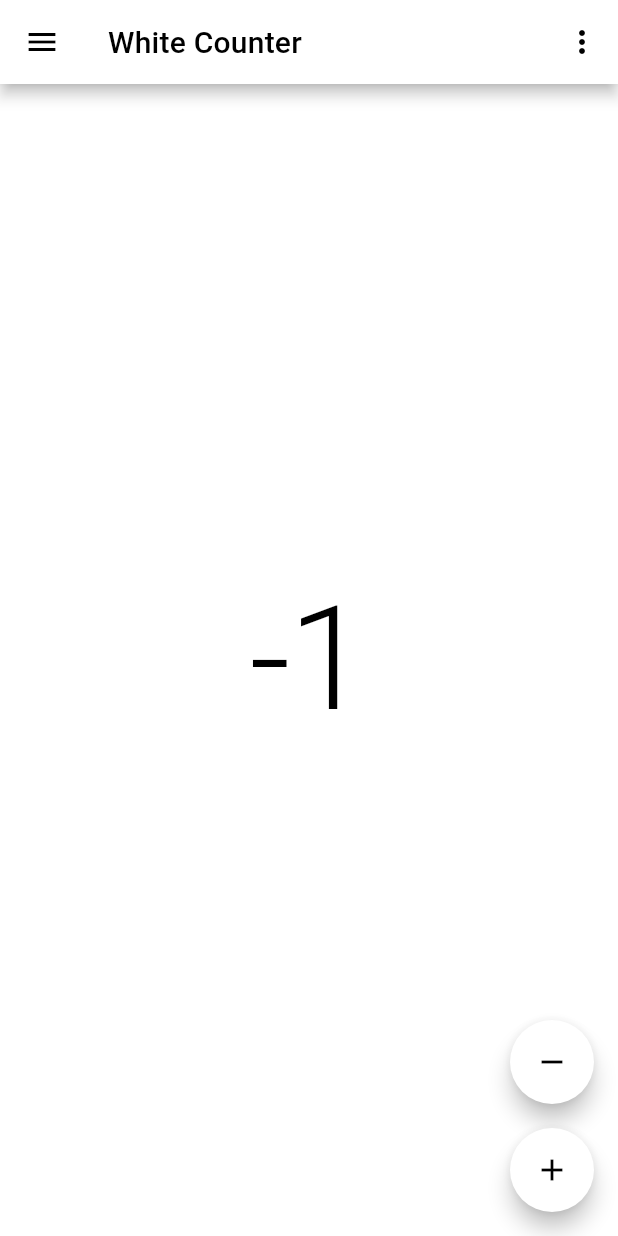
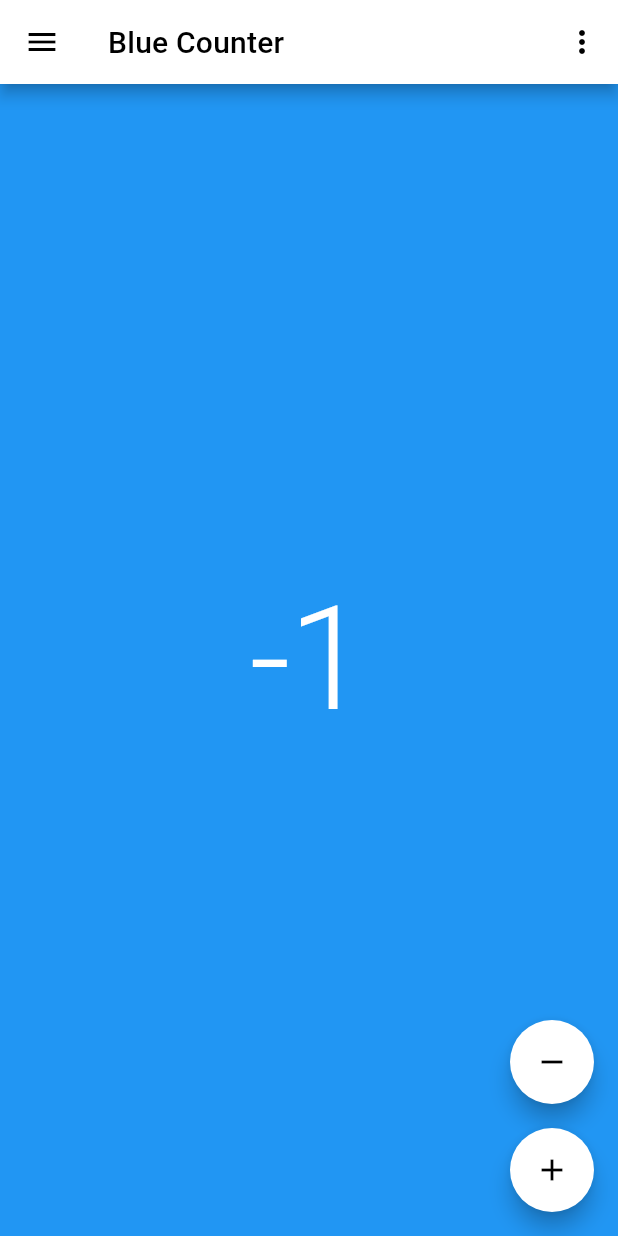
Before and after one commit to Appliberated/hello_world_counters, a Flutter app: the screen it shows after launch, after a tap on the "remove" icon, on a phone screen of 412 x 824 dp. Run offline on Flutter 3.47's test engine with Material 2 defaults, Android fonts, the phone set to English and light mode, and no system bars; our stand-ins replace share_plus, shared_preferences.

Commit message:
fix: Fix color terms order and update default color

```diff
--- a/lib/common/app_settings.dart
+++ b/lib/common/app_settings.dart
@@ -18,13 +18,13 @@ class AppSettings {
 
   /// Saves the counter tap mode to persistent storage.
   Future<void> _saveCounterTapMode() async {
-    SharedPreferences prefs = await SharedPreferences.getInstance();
-    await prefs.setBool(_counterTapModeKey, _counterTapMode);
+    SharedPreferences preferences = await SharedPreferences.getInstance();
+    await preferences.setBool(_counterTapModeKey, _counterTapMode);
   }
 
   /// Loads app settings from persistent storage.
   Future<void> load() async {
-    SharedPreferences prefs = await SharedPreferences.getInstance();
-    _counterTapMode = prefs.getBool(_counterTapModeKey) ?? false;
+    SharedPreferences preferences = await SharedPreferences.getInstance();
+    _counterTapMode = preferences.getBool(_counterTapModeKey) ?? false;
   }
 }
--- a/lib/models/counter.dart
+++ b/lib/models/counter.dart
@@ -1,6 +1,8 @@
 // Copyright 2020-2022 TechAurelian. All rights reserved.
 // Use of this source code is governed by an MIT-style license that can be
 // found in the LICENSE file.
+
+// cSpell:ignore endregion
 
 import 'package:flutter/foundation.dart';
 import 'package:flutter/material.dart';
@@ -8,7 +10,7 @@ import 'package:flutter/material.dart';
 import 'package:shared_preferences/shared_preferences.dart';
 
 /// Counter (color) types.
-enum CounterType { white, black, red, green, yellow, blue, brown, purple, pink, orange, grey }
+enum CounterType { black, white, red, green, yellow, blue, brown, purple, pink, orange, grey }
 
 /// An integer counter class.
 class Counter {
@@ -53,13 +55,13 @@ class Counter {
 
   /// Saves the counter value to persistent storage.
   Future<void> _saveValue() async {
-    SharedPreferences prefs = await SharedPreferences.getInstance();
-    await prefs.setInt(_counterKey(type), value);
+    SharedPreferences preferences = await SharedPreferences.getInstance();
+    await preferences.setInt(_counterKey(type), value);
   }
 
   /// Loads the counter value from persistent storage.
-  void loadValue(SharedPreferences prefs) {
-    _value = prefs.getInt(_counterKey(type)) ?? 0;
+  void loadValue(SharedPreferences preferences) {
+    _value = preferences.getInt(_counterKey(type)) ?? 0;
   }
 
   //#endregion
@@ -69,13 +71,13 @@ class Counter {
   /// The counter type.
   final CounterType type;
 
-  /// Returns the ARGB color value of the current counter.
+  /// Returns the [Color] value of the current counter.
   Color get color => _counterColors[type]!;
 
   /// Returns the name of the current counter (e.g. "Red Counter").
   String get name => nameOf(type);
 
-  /// Returns the ARGB color value for the specified counter type.
+  /// Returns the [Color] value for the specified counter type.
   static Color colorOf(CounterType type) => _counterColors[type]!;
 
   /// Returns the name of the specified counter type (e.g. "Black Counter").
@@ -84,10 +86,10 @@ class Counter {
     return '${name.substring(0, 1).toUpperCase()}${name.substring(1).toLowerCase()} Counter';
   }
 
-  /// A map with the corresponding ARGB color value for each counter type.
+  /// A map with the corresponding [Color] value for each counter type.
   static const Map<CounterType, Color> _counterColors = {
+    CounterType.black: Colors.black,
     CounterType.white: Colors.white,
-    CounterType.black: Colors.black,
     CounterType.red: Colors.red,
     CounterType.green: Colors.green,
     CounterType.yellow: Colors.yellow,
@@ -119,7 +121,7 @@ class Counters {
   final Map<CounterType, Counter> _counters = <CounterType, Counter>{};
 
   /// The current counter type.
-  CounterType _currentType = CounterType.white;
+  CounterType _currentType = CounterType.blue;
 
   /// Returns the current counter.
   Counter get current => _counters[_currentType]!;
@@ -135,21 +137,21 @@ class Counters {
 
   /// Saves the current counter type to persistent storage.
   Future<void> _saveCurrentType() async {
-    SharedPreferences prefs = await SharedPreferences.getInstance();
-    await prefs.setInt(currentCounterKey, _currentType.index);
+    SharedPreferences preferences = await SharedPreferences.getInstance();
+    await preferences.setInt(currentCounterKey, _currentType.index);
   }
 
   /// Loads counter states from persistent storage.
   Future<void> load() async {
-    SharedPreferences prefs = await SharedPreferences.getInstance();
+    SharedPreferences preferences = await SharedPreferences.getInstance();
 
-    /// Load the current counter type
-    final int counterIndex = prefs.getInt(currentCounterKey) ?? 0;
+    /// Load the current counter type, or set the default Blue counter
+    final int counterIndex = preferences.getInt(currentCounterKey) ?? CounterType.blue.index;
     _currentType = CounterType.values[counterIndex];
 
     /// Loads the values of all counters
     for (var counterType in _counters.keys) {
-      _counters[counterType]?.loadValue(prefs);
+      _counters[counterType]?.loadValue(preferences);
     }
   }
 }
```
Also changed, not shown: 1 other file.
